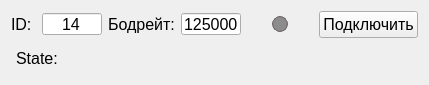
Old version of the form frontend/DialogSerial.ui in the repository AtariVC/ddii_scopus.
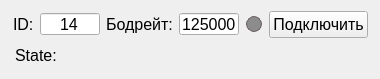
New version of the form.

```diff
--- a/frontend/DialogSerial.ui
+++ b/frontend/DialogSerial.ui
@@ -6,27 +6,30 @@
    <rect>
     <x>0</x>
     <y>0</y>
-    <width>429</width>
-    <height>75</height>
+    <width>380</width>
+    <height>74</height>
    </rect>
   </property>
   <property name="windowTitle">
    <string>Form</string>
   </property>
   <layout class="QGridLayout" name="gridLayout">
-   <item row="1" column="0">
+   <item row="1" column="1">
     <layout class="QHBoxLayout" name="horizontalLayout_w_2">
+     <property name="spacing">
+      <number>2</number>
+     </property>
      <property name="leftMargin">
-      <number>5</number>
+      <number>2</number>
      </property>
      <property name="topMargin">
-      <number>5</number>
+      <number>2</number>
      </property>
      <property name="rightMargin">
-      <number>5</number>
+      <number>2</number>
      </property>
      <property name="bottomMargin">
-      <number>5</number>
+      <number>2</number>
      </property>
      <item>
       <widget class="QLabel" name="label_state_w">
@@ -64,8 +67,21 @@
      </item>
     </layout>
    </item>
-   <item row="0" column="0">
-    <layout class="QHBoxLayout" name="horizontalLayout_w" stretch="1,1,1,1,1,1,1,1,1">
+   <item row="2" column="1">
+    <spacer name="verticalSpacer">
+     <property name="orientation">
+      <enum>Qt::Vertical</enum>
+     </property>
+     <property name="sizeHint" stdset="0">
+      <size>
+       <width>20</width>
+       <height>40</height>
+      </size>
+     </property>
+    </spacer>
+   </item>
+   <item row="0" column="1">
+    <layout class="QHBoxLayout" name="horizontalLayout_w" stretch="1,1,1,1,0,1,1,0,1,0,1">
      <item>
       <widget class="QLabel" name="label_10">
        <property name="sizePolicy">
@@ -156,6 +172,19 @@
        </property>
       </widget>
      </item>
+     <item>
+      <spacer name="horizontalSpacer_5">
+       <property name="orientation">
+        <enum>Qt::Horizontal</enum>
+       </property>
+       <property name="sizeHint" stdset="0">
+        <size>
+         <width>0</width>
+         <height>20</height>
+        </size>
+       </property>
+      </spacer>
+     </item>
      <item>
       <spacer name="horizontalSpacer">
        <property name="orientation">
@@ -172,6 +201,19 @@
      <item>
       <layout class="QHBoxLayout" name="horizontalLayout_comport"/>
      </item>
+     <item>
+      <spacer name="horizontalSpacer_2">
+       <property name="orientation">
+        <enum>Qt::Horizontal</enum>
+       </property>
+       <property name="sizeHint" stdset="0">
+        <size>
+         <width>0</width>
+         <height>20</height>
+        </size>
+       </property>
+      </spacer>
+     </item>
      <item>
       <widget class="QWidget" name="widget_led_w" native="true">
        <property name="sizePolicy">
@@ -207,7 +249,7 @@
        <property name="sizeHint" stdset="0">
         <size>
          <width>1</width>
-         <height>20</height>
+         <height>2</height>
         </size>
        </property>
       </spacer>
@@ -238,6 +280,32 @@
      </item>
     </layout>
    </item>
+   <item row="0" column="0">
+    <spacer name="horizontalSpacer_3">
+     <property name="orientation">
+      <enum>Qt::Horizontal</enum>
+     </property>
+     <property name="sizeHint" stdset="0">
+      <size>
+       <width>0</width>
+       <height>20</height>
+      </size>
+     </property>
+    </spacer>
+   </item>
+   <item row="0" column="2">
+    <spacer name="horizontalSpacer_4">
+     <property name="orientation">
+      <enum>Qt::Horizontal</enum>
+     </property>
+     <property name="sizeHint" stdset="0">
+      <size>
+       <width>0</width>
+       <height>20</height>
+      </size>
+     </property>
+    </spacer>
+   </item>
   </layout>
  </widget>
  <resources/>
```
